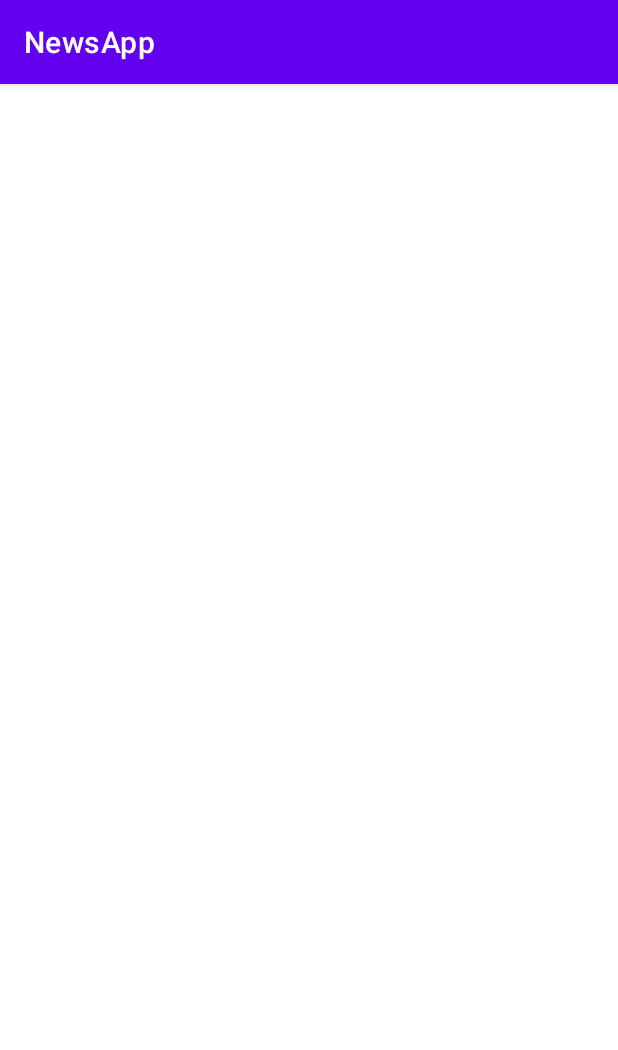
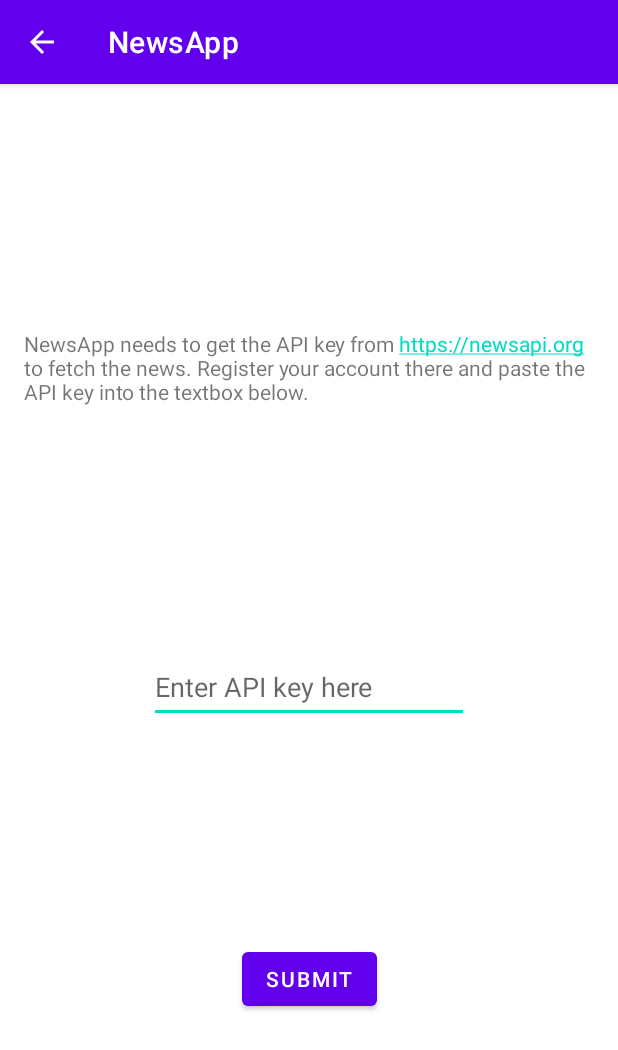
Before and after one commit to YAJATapps/NewsApp, an Android app: the SetupActivity screen opened directly, with no data from a screen before it, on a phone screen of 412 x 824 dp. Shown: the top 1050 px of the screen. Run offline under Robolectric (Android 15) with nearby library versions, the phone set to English and light mode, and no system bars.

Commit message:
Add layout for setup activity

```diff
--- a/app/src/main/kotlin/com/yajatkumar/newsapp/SetupActivity.kt
+++ b/app/src/main/kotlin/com/yajatkumar/newsapp/SetupActivity.kt
@@ -2,6 +2,7 @@ package com.yajatkumar.newsapp
 
 import androidx.appcompat.app.AppCompatActivity
 import android.os.Bundle
+import android.view.MenuItem
 import com.yajatkumar.newsapp.databinding.ActivitySetupBinding
 
 
@@ -16,6 +17,16 @@ class SetupActivity : AppCompatActivity() {
         val view = binding.root
         setContentView(view)
 
+        supportActionBar?.setDisplayHomeAsUpEnabled(true)
     }
 
+    override fun onOptionsItemSelected(item: MenuItem): Boolean {
+        when (item.itemId) {
+            android.R.id.home -> {
+                finish()
+                return true
+            }
+        }
+        return super.onOptionsItemSelected(item)
+    }
 }
--- a/app/src/main/res/layout/activity_setup.xml
+++ b/app/src/main/res/layout/activity_setup.xml
@@ -1,6 +1,42 @@
 <?xml version="1.0" encoding="utf-8"?>
 <androidx.constraintlayout.widget.ConstraintLayout xmlns:android="http://schemas.android.com/apk/res/android"
+    xmlns:app="http://schemas.android.com/apk/res-auto"
     android:layout_width="match_parent"
     android:layout_height="match_parent">
 
+    <TextView
+        android:id="@+id/APItext"
+        android:layout_width="0dp"
+        android:layout_height="wrap_content"
+        android:autoLink="web"
+        android:padding="16dp"
+        android:text="@string/api_description"
+        app:layout_constraintBottom_toTopOf="@id/keyEditText"
+        app:layout_constraintEnd_toEndOf="parent"
+        app:layout_constraintStart_toStartOf="parent"
+        app:layout_constraintTop_toTopOf="parent" />
+
+    <EditText
+        android:id="@+id/keyEditText"
+        android:layout_width="wrap_content"
+        android:layout_height="wrap_content"
+        android:ems="10"
+        android:hint="@string/api_hint"
+        android:inputType="text"
+        android:minHeight="48dp"
+        app:layout_constraintBottom_toTopOf="@+id/submitButton"
+        app:layout_constraintEnd_toEndOf="parent"
+        app:layout_constraintStart_toStartOf="parent"
+        app:layout_constraintTop_toBottomOf="@+id/APItext" />
+
+    <Button
+        android:id="@+id/submitButton"
+        android:layout_width="wrap_content"
+        android:layout_height="wrap_content"
+        android:text="@string/submit"
+        app:layout_constraintBottom_toBottomOf="parent"
+        app:layout_constraintEnd_toEndOf="parent"
+        app:layout_constraintStart_toStartOf="parent"
+        app:layout_constraintTop_toBottomOf="@id/keyEditText" />
+
 </androidx.constraintlayout.widget.ConstraintLayout>
--- a/app/src/main/res/values/strings.xml
+++ b/app/src/main/res/values/strings.xml
@@ -17,4 +17,9 @@
     <string name="technology">Technology</string>
 
     <string name="failed_news">Failed to load news</string>
+
+    <!-- Setup -->
+    <string name="api_description">NewsApp needs to get the API key from https://newsapi.org to fetch the news. Register your account there and paste the API key into the textbox below.</string>
+    <string name="api_hint">Enter API key here</string>
+    <string name="submit">Submit</string>
 </resources>
```
